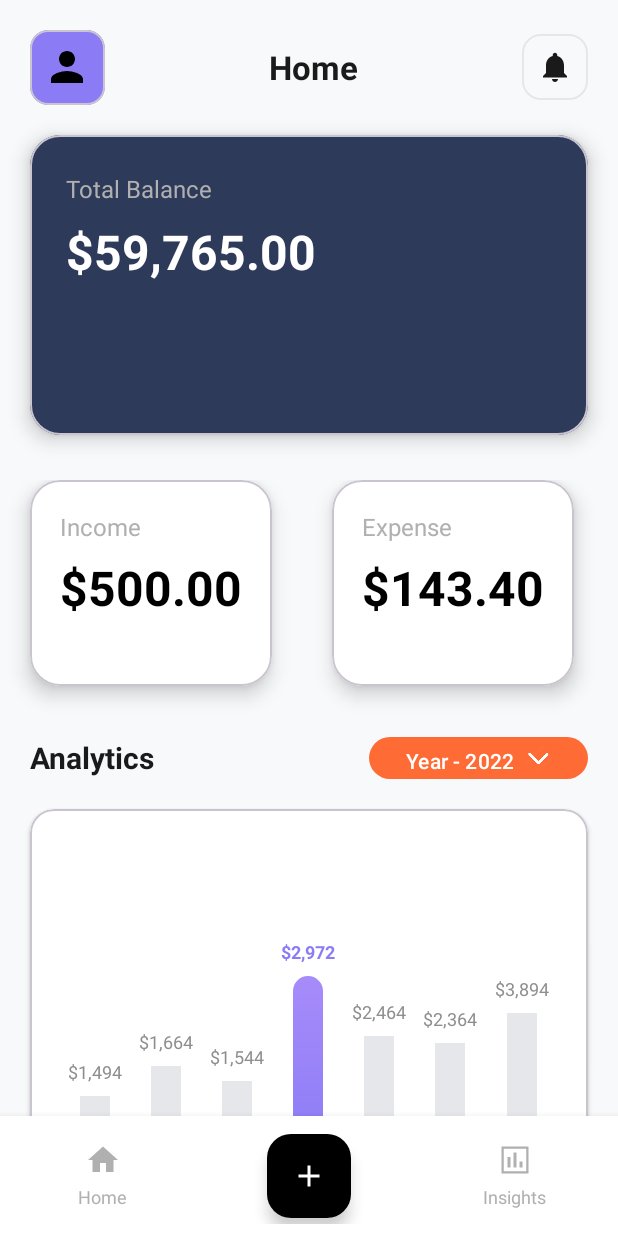
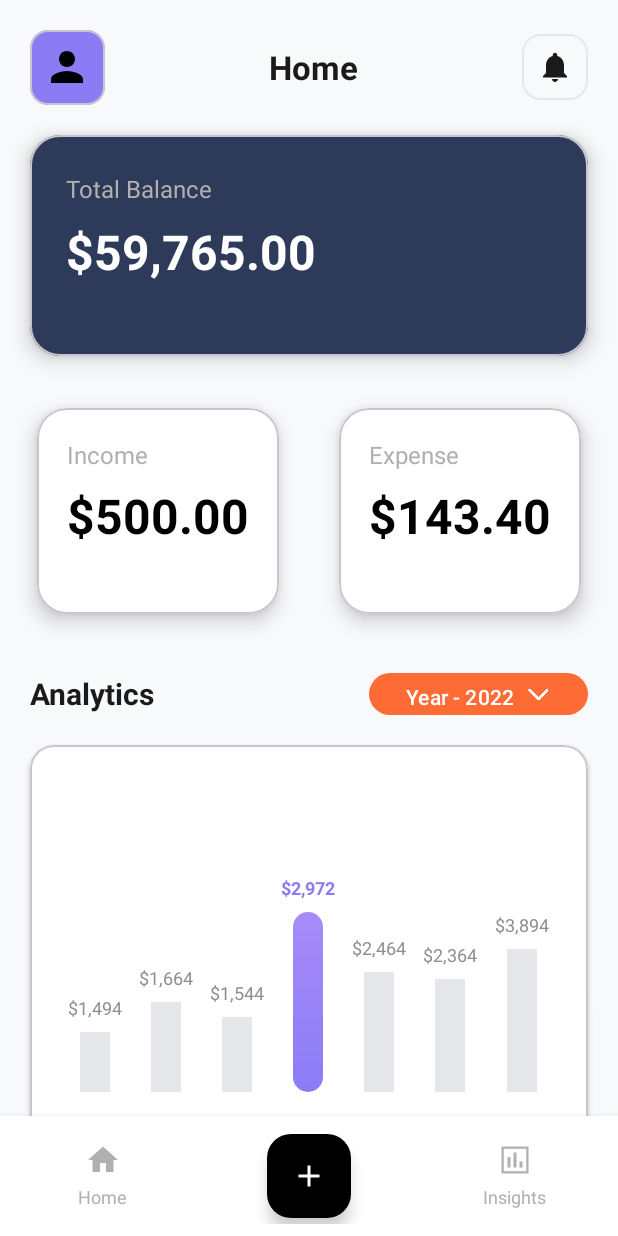
Before and after one commit to ivann76/expenseApp, an Android app: the screen it shows after launch (MainActivity), on a phone screen of 412 x 824 dp. Run offline under Robolectric (Android 15) with nearby library versions, the phone set to English and light mode, and no system bars.

Commit message:
change ui

```diff
--- a/app/src/main/res/layout/activity_main.xml
+++ b/app/src/main/res/layout/activity_main.xml
@@ -82,9 +82,9 @@
 
                     <com.google.android.material.card.MaterialCardView
                         android:layout_width="match_parent"
-                        android:layout_height="200dp"
+                        android:layout_height="wrap_content"
                         android:layout_marginHorizontal="20dp"
-                        android:layout_marginBottom="30dp"
+                        android:layout_marginBottom="20dp"
                         app:cardCornerRadius="20dp"
                         app:cardElevation="8dp"
                         app:cardBackgroundColor="@color/card_dark">
@@ -135,12 +135,14 @@
                 <LinearLayout
                     android:layout_width="match_parent"
                     android:layout_height="wrap_content"
-                    android:orientation="horizontal">
+                    android:orientation="horizontal"
+                    android:gravity="center">
 
                     <com.google.android.material.card.MaterialCardView
                         android:layout_width="wrap_content"
                         android:layout_height="wrap_content"
                         android:layout_marginHorizontal="20dp"
+                        android:layout_marginTop="20dp"
                         android:layout_marginBottom="30dp"
                         app:cardCornerRadius="20dp"
                         app:cardElevation="8dp"
@@ -154,7 +156,7 @@
 
                             <!-- Card Header -->
                             <LinearLayout
-                                android:layout_width="match_parent"
+                                android:layout_width="wrap_content"
                                 android:layout_height="wrap_content"
                                 android:gravity="center_vertical"
                                 android:orientation="horizontal">
@@ -188,6 +190,7 @@
                         android:layout_width="wrap_content"
                         android:layout_height="wrap_content"
                         android:layout_marginHorizontal="20dp"
+                        android:layout_marginTop="20dp"
                         android:layout_marginBottom="30dp"
                         app:cardCornerRadius="20dp"
                         app:cardElevation="8dp"
```
